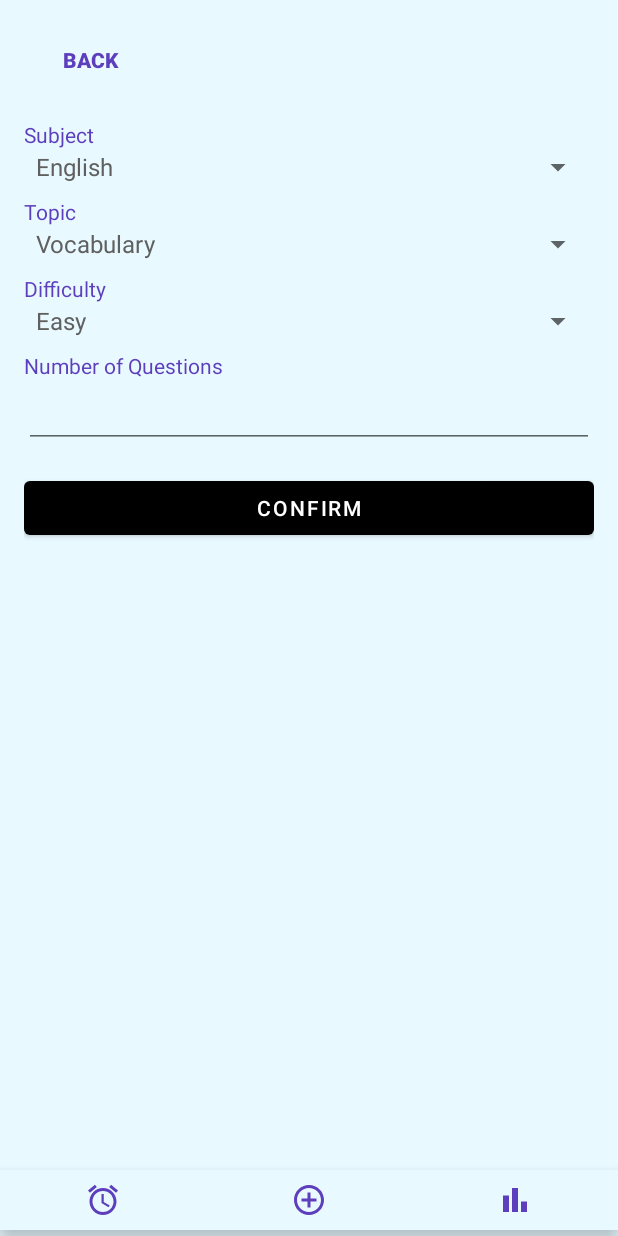
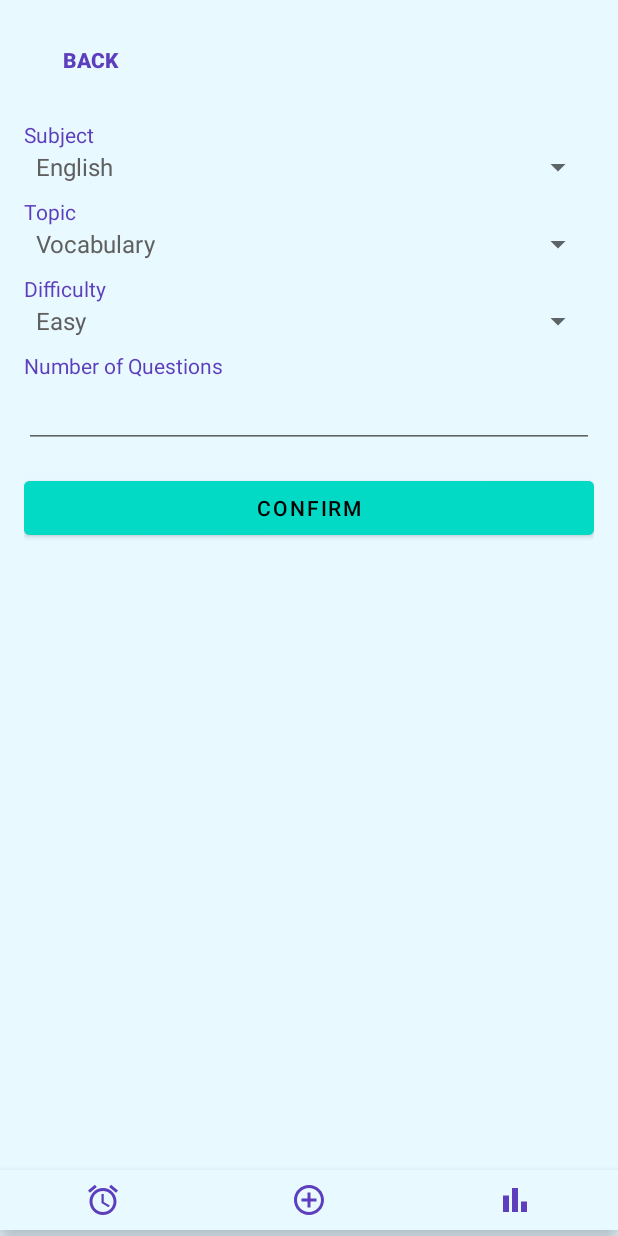
Before and after one commit to KienMai262/AlarmClock, an Android app: the QuizSetupFragment screen opened through its navigation route, on a phone screen of 412 x 824 dp. Run offline under Robolectric (Android 15) with nearby library versions, the phone set to English and light mode, and no system bars; our stand-ins replace navigation-ui.

Commit message:
fix color of button Confirm

```diff
--- a/app/src/main/res/layout/fragment_quiz_setup.xml
+++ b/app/src/main/res/layout/fragment_quiz_setup.xml
@@ -73,6 +73,8 @@
             android:layout_width="match_parent"
             android:layout_height="wrap_content"
             android:text="Confirm"
-            android:layout_marginTop="16dp" />
+            android:textColor="?attr/colorPrimary"
+            android:backgroundTint="?attr/colorAccent"
+        android:layout_marginTop="16dp" />
     </LinearLayout>
 </ScrollView>
```
